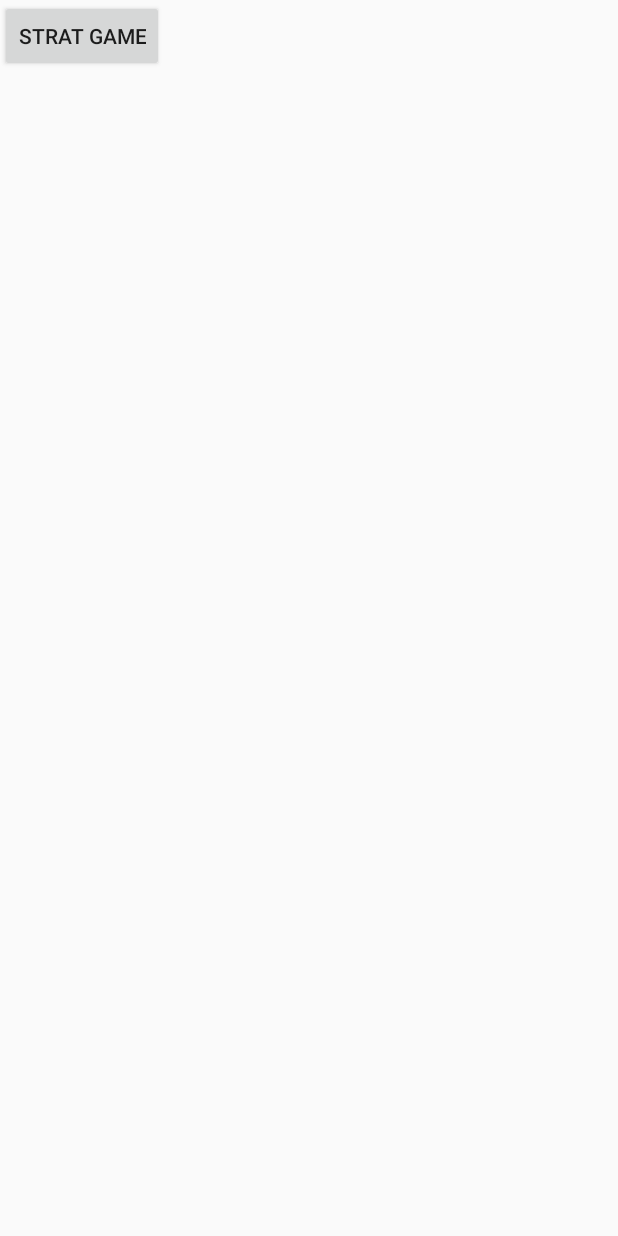
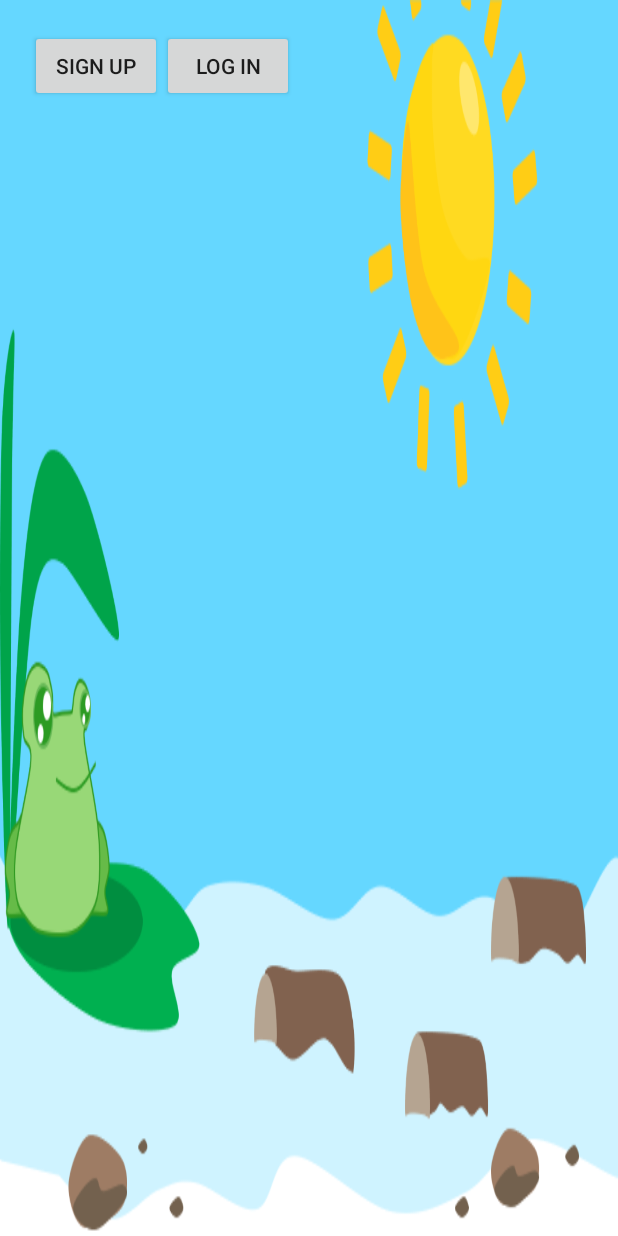
Before and after one commit to HarveyHepburn/FroggerGame, an Android app: the layout activity_welcome.xml on its own in the app's theme, with its tools: preview values and no code run, on a phone screen of 412 x 824 dp. Run offline under Robolectric (Android 15) with nearby library versions, the light colour scheme and no system bars.

Commit message:
add get and set

```diff
--- a/app/src/main/java/edu/anu/retrogame2018s2_frogger/frogger/scene/classic/ClassicFroggerScene.java
+++ b/app/src/main/java/edu/anu/retrogame2018s2_frogger/frogger/scene/classic/ClassicFroggerScene.java
@@ -56,6 +56,7 @@ public class ClassicFroggerScene implements Scene {
         if (isActive && this.frogHole.inHole(frog)) {
             if (this.frogHole.isFinished()) {
                 sceneOver(new DialogInformation("Mission Accomplished !"));
+                //
             } else {
                 this.frog.resetFrog();
             }
--- a/app/src/main/res/layout/activity_welcome.xml
+++ b/app/src/main/res/layout/activity_welcome.xml
@@ -1,17 +1,51 @@
 <?xml version="1.0" encoding="utf-8"?>
-<android.support.constraint.ConstraintLayout xmlns:android="http://schemas.android.com/apk/res/android"
+<RelativeLayout xmlns:android="http://schemas.android.com/apk/res/android"
     xmlns:app="http://schemas.android.com/apk/res-auto"
     xmlns:tools="http://schemas.android.com/tools"
     android:layout_width="match_parent"
     android:layout_height="match_parent"
     tools:context=".WelcomeActivity">
 
-    <Button
-        android:id="@+id/button"
+    <ImageView
+        android:id="@+id/im1"
+        android:layout_width="match_parent"
+        android:layout_height="match_parent"
+        android:layout_alignParentStart="true"
+        android:layout_alignParentTop="true"
+        android:scaleType="fitXY"
+        android:src="@drawable/levelchoose_background"
+
+        tools:layout_editor_absoluteX="0dp"
+        tools:layout_editor_absoluteY="0dp" />
+
+
+    <LinearLayout
         android:layout_width="wrap_content"
         android:layout_height="wrap_content"
-        android:onClick="startGame"
-        android:text="Strat Game"
-        tools:layout_editor_absoluteX="148dp"
-        tools:layout_editor_absoluteY="367dp" />
-</android.support.constraint.ConstraintLayout>
+        android:orientation="horizontal"
+        android:padding="20dp">
+
+        <Button
+            android:id="@+id/sign"
+            android:layout_width="wrap_content"
+            android:layout_height="wrap_content"
+            android:layout_centerHorizontal="true"
+            android:layout_centerVertical="true"
+            android:onClick="sign"
+            android:text="Sign up"
+            tools:layout_editor_absoluteX="232dp"
+            tools:layout_editor_absoluteY="299dp" />
+
+        <Button
+            android:id="@+id/login"
+            android:layout_width="wrap_content"
+            android:layout_height="wrap_content"
+            android:onClick="login"
+            android:text="Log in"
+            tools:layout_editor_absoluteX="63dp"
+            tools:layout_editor_absoluteY="299dp" />
+
+    </LinearLayout>
+
+
+</RelativeLayout>
```
Also changed, not shown: app/src/main/AndroidManifest.xml (+5 -2 lines), app/src/main/java/edu/anu/retrogame2018s2_frogger/SignUpActivity.java (added, +43 -0 lines), app/src/main/java/edu/anu/retrogame2018s2_frogger/frogger/Player.java (deleted, +0 -9 lines), app/src/main/java/edu/anu/retrogame2018s2_frogger/frogger/Player/DataProcess.java (added, +18 -0 lines), app/src/main/java/edu/anu/retrogame2018s2_frogger/frogger/Player/Player.java (added, +17 -0 lines), app/src/main/java/edu/anu/retrogame2018s2_frogger/frogger/SignUpActivity.java (deleted, +0 -31 lines), app/src/main/res/layout/activity_sign_up.xml (added, +33 -0 lines).
